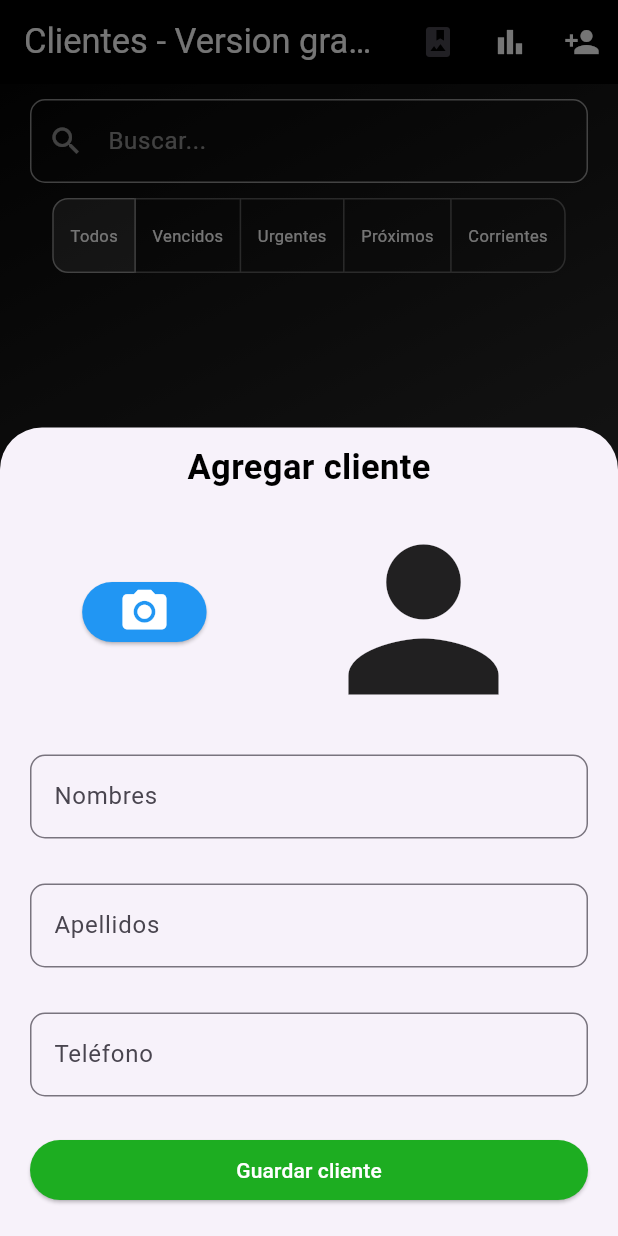
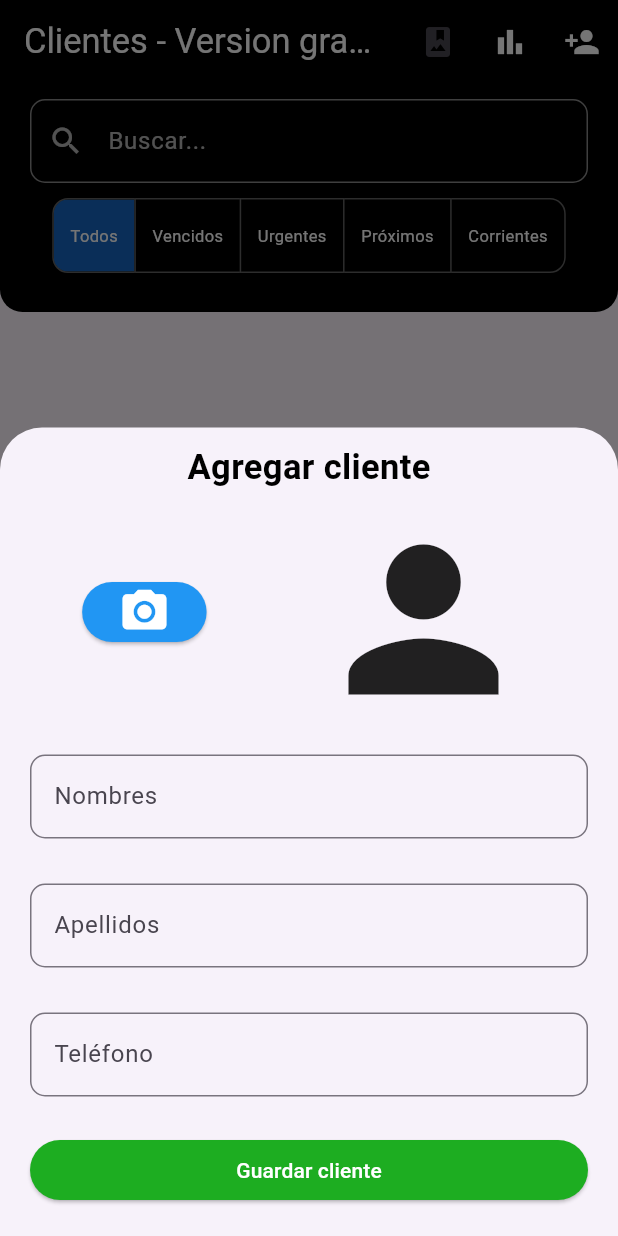
Before and after one commit to BetoCristobal/myGym, a Flutter app: the screen it shows after launch, after a tap on the "person add" icon, on a phone screen of 412 x 824 dp. Run offline on Flutter 3.47's test engine with Material 3 defaults, Android fonts, the light colour scheme and no system bars; our stand-ins replace data_table_2, font_awesome_flutter, image_picker, pdf, sqflite; accounts and stored records are empty.

Commit message:
Screen Informacion lista la funcionalidad

```diff
--- a/lib/app.dart
+++ b/lib/app.dart
@@ -36,6 +36,7 @@
         "clientesScreen": (context) => ClientesScreen(isFreeVersion: isFreeVersion,),
         "reportesScreen": (context) => ReportesScreen(),
         "verFotos": (context) => const VerFotos(),
+
       },
     );
   }
--- a/lib/views/clientes/clientes_screen.dart
+++ b/lib/views/clientes/clientes_screen.dart
@@ -20,11 +20,27 @@
 
 class _ClientesScreenState extends State<ClientesScreen> {
 
+  //KEY PARA TOGGLE BUTTONS Y PARA CALCULAR ALTURA DEL TOGGLE
+  final GlobalKey _toggleKey = GlobalKey();
+  double _toggleHalf = 0;
+
   final FocusNode _searchFocusNode = FocusNode();
 
   @override
   void initState() {
     super.initState();
+
+    WidgetsBinding.instance.addPostFrameCallback((_) {
+      //OBTENER LA ALTURA DEL TOGGLE BUTTONS
+      //Esto se hace para que el toggle buttons se ajuste a la altura del contenido
+      final RenderBox? box = _toggleKey.currentContext?.findRenderObject() as RenderBox?;
+      if(box != null){
+        setState(() {
+          _toggleHalf = box.localToGlobal(Offset.zero).dy + box.size.height / 2;
+        });
+      }
+    });
+
     Provider.of<PagoProvider>(context, listen: false).cargarPagosTodosById();
   }
 
@@ -41,7 +57,7 @@
         decoration: BoxDecoration(
           gradient: LinearGradient(
             colors: [
-              const Color.fromARGB(255, 0, 0, 0),
+              const Color.fromARGB(255, 255, 255, 255),
               const Color.fromARGB(255, 83, 83, 83),
             ],
             begin: Alignment.topLeft,
@@ -49,7 +65,7 @@
           )
         ),
         child: Scaffold(
-          backgroundColor: Colors.transparent,
+          //backgroundColor: const Color.fromARGB(255, 255, 255, 255),
           appBar: AppBar(
             title: Text(widget.isFreeVersion ? "Clientes - Version gratuita" : "Clientes"),
             actions: [
@@ -94,9 +110,32 @@
                 icon: const Icon(Icons.person_add), color: Colors.white,)
             ],
             titleTextStyle: TextStyle(fontSize: 23, color: Colors.white),
-            backgroundColor: Colors.black,
+            backgroundColor: const Color.fromARGB(255, 0, 0, 0),
           ),
-          body: Column(
+          body: Stack(
+            children: [
+              Container(
+                width: double.infinity,
+                height: _toggleHalf > 0 ? _toggleHalf : 100,
+
+                decoration: BoxDecoration(
+                  color: const Color.fromARGB(255, 0, 0, 0),
+                  borderRadius: BorderRadius.only(
+                    bottomLeft: Radius.circular(15),
+                    bottomRight: Radius.circular(15),
+                  )
+                ),
+
+              ),
+
+              Container(
+              decoration: BoxDecoration(
+                // image: DecorationImage(
+                //   image: AssetImage('assets/imagenes/fondo_scaffold.webp'),
+                //   fit: BoxFit.cover
+                // )
+              ),
+              child: Column(
                 children: [
                   //BARRA BUSQUEDA--------------------------------------------------------------------------
                   Consumer<ClienteProvider>(
@@ -122,6 +161,7 @@
 
                   //FILTROS CLIENTES----------------------------------------------------------------------
                   Container(
+                    key: _toggleKey,
                     padding: EdgeInsets.only(top: 10),
                     child: MyToggleButtons()
                   ),
@@ -164,6 +204,9 @@
                 ],
               ),
             ),
+            ]
+          ),
+        ),
       ),
     );
   }
--- a/lib/views/reportes/reportes_screen.dart
+++ b/lib/views/reportes/reportes_screen.dart
@@ -73,7 +73,7 @@
               final provider = Provider.of<ReportesProvider>(context, listen: false);
               await exportarReportePDFYGuardarEnDescargas(provider);
               ScaffoldMessenger.of(context).showSnackBar(
-                SnackBar(content: Text("✅ PDF guardado en Descargas")),
+                SnackBar(content: Text("✅ PDF guardado en Documentos")),
               );
             },
             icon: const Icon(Icons.picture_as_pdf)
@@ -135,7 +135,7 @@
                       final txtFechaPago = DateFormat("dd-MM-yyyy").format(reporte.fechaPago);
                       return DataRow(
                         cells: [
-                          DataCell(Text(reporte.nombreCliente)),
+                          DataCell(Text(reporte.nombreCliente, maxLines: 2,  overflow: TextOverflow.ellipsis,)),
                           DataCell(Text(txtFechaPago)),
                           DataCell(Text("\$${reporte.montoPago}")),
                           DataCell(Text(reporte.tipoPago)),
--- a/lib/widgets/ClienteScreen/PopUpMenu/ver_pagos.dart
+++ b/lib/widgets/ClienteScreen/PopUpMenu/ver_pagos.dart
@@ -16,12 +16,11 @@
         title: Text("Pagos de ${cliente.nombres} ${cliente.apellidos}"),
         content: SizedBox(
           width: double.maxFinite,
-          child: Expanded(
           child: Consumer<PagoProvider>(
             builder: (context, pagoProvider, _) {
 
               if(pagoProvider.pagosPorCliente.isEmpty) {
-                  return const Center(child: Text("No hay pagos registrados"),);
+                return Text("No hay pagos registrados");
               }
 
               return ListView.builder(
@@ -44,7 +43,6 @@
             }
           ),
         ),
-        ),
       );
     }
   );
--- a/lib/widgets/ClienteScreen/barra_busqueda.dart
+++ b/lib/widgets/ClienteScreen/barra_busqueda.dart
@@ -37,15 +37,17 @@
               focusNode: widget.focusNode,
               enabled: widget.desactivarBarraBusqueda,
               controller: _searchController,
-              style: TextStyle(color: Colors.white54),
+              style: TextStyle(color: Colors.white70),
               decoration: InputDecoration(
                 labelText: "Buscar...",
+                //filled: true,
+                //fillColor: Colors.white,
                 labelStyle: TextStyle(
-                  color: widget.desactivarBarraBusqueda ? Colors.white54 : Color.fromARGB(255, 61, 61, 61)
+                  color: widget.desactivarBarraBusqueda ? Colors.white70 : Colors.white24
                 ),
                 prefixIcon: Icon(
                   Icons.search,
-                  color: widget.desactivarBarraBusqueda ? Colors.white54 : Color.fromARGB(255, 61, 61, 61),
+                  color: widget.desactivarBarraBusqueda ? Colors.white70 : Colors.white24,
                 ),
                 suffixIcon: _searchController.text.isNotEmpty
                   ? IconButton(
@@ -65,11 +67,11 @@
                 ),
                 focusedBorder: OutlineInputBorder(
                   borderRadius: BorderRadius.circular(10),
-                  borderSide: const BorderSide(color: Colors.white54)
+                  borderSide: const BorderSide(color: Colors.white70)
                 ),
                 disabledBorder: OutlineInputBorder(
                   borderRadius: BorderRadius.circular(10),
-                  borderSide: const BorderSide(color: Color.fromARGB(255, 61, 61, 61))
+                  borderSide: const BorderSide(color: Colors.white24)
                 ),
               ),
               onChanged: widget.onSearchChanged
--- a/lib/widgets/ClienteScreen/form_agregar_editar_cliente.dart
+++ b/lib/widgets/ClienteScreen/form_agregar_editar_cliente.dart
@@ -200,7 +200,9 @@
                         //OBTENEMOS PROVIDER
                         final clienteProvider = Provider.of<ClienteProvider>(context, listen: false);
 
-                        _fotoPath = fotoTemporal != null ? await FuncionesFoto.guardarFoto(fotoTemporal!) : null;
+                        if (fotoTemporal != null) {
+                          _fotoPath = await FuncionesFoto.guardarFoto(fotoTemporal!);
+                        }
 
                         // SI NO ESTA EDITANDO, OSEA SI SE ESTA AGREGANDO NUEVO CLIENTE
                         if(widget.estaEditando == false) {
--- a/lib/widgets/ClienteScreen/my_toggle_buttons.dart
+++ b/lib/widgets/ClienteScreen/my_toggle_buttons.dart
@@ -18,11 +18,11 @@
                   width: double.infinity,
                   child: Center(
                     child: ToggleButtons(
-                      borderColor: Colors.white30,
-                      selectedBorderColor: Colors.white54,
+                      borderColor: Colors.white38,    //selectedBorderColor: Colors.white54,
                       color: Colors.white,
                       selectedColor: Colors.white,
-                      fillColor: Colors.white12,
+                      selectedBorderColor: Colors.white38,
+                      fillColor: Colors.blue[800],
                       borderRadius: BorderRadius.circular(10),
                       isSelected: toggleProvider.isSelected,
                       onPressed: (int index) {
--- a/pubspec.yaml
+++ b/pubspec.yaml
@@ -11,6 +11,7 @@
   file_saver: ^0.2.14
   flutter:
     sdk: flutter
+  font_awesome_flutter: ^10.8.0
   image_picker: ^1.1.2
   intl: ^0.20.2
   path: ^1.9.0
@@ -30,3 +31,4 @@
   uses-material-design: true
   assets:
     - assets/logo.png
+    - assets/imagenes/fondo_scaffold.webp
```
Also changed, not shown: lib/utils/asignar_emoji.dart (added, +15 -0 lines), lib/utils/pdf_utils.dart (+4 -7 lines), lib/views/informacion/informacion_screen.dart (added, +214 -0 lines), lib/widgets/ClienteScreen/PopUpMenu/alert_dialog_eliminar_cliente.dart (+9 -6 lines), lib/widgets/ClienteScreen/PopUpMenu/form_agregar_editar_pago.dart (+18 -3 lines), lib/widgets/ClienteScreen/cliente_card.dart (+53 -34 lines), assets/imagenes/fondo_scaffold.webp (added), pubspec.lock. Lines whose indentation alone changed are shown as unchanged.
